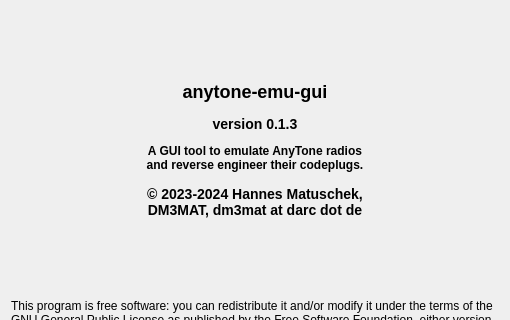
The window that src/aboutdialog.ui (dmr-tools/anytone-emu) describes before a commit, drawn with Qt 5; both pictures show x 0 to 510 and y 0 to 320 of the 510 by 550 pixel window.
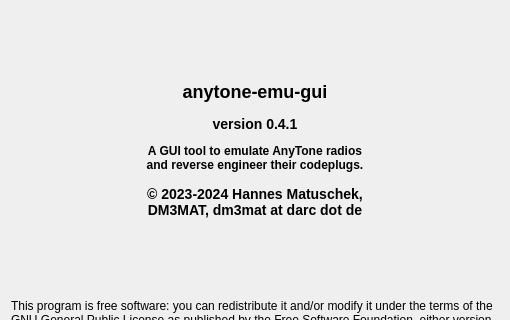
The same window after the commit. Icons and pictures are not drawn.

Commit message: Fixed size update of union pattern.

The edit to the form file:
```diff
--- a/src/aboutdialog.ui
+++ b/src/aboutdialog.ui
@@ -49,7 +49,7 @@
       </sizepolicy>
      </property>
      <property name="text">
-      <string>&lt;html&gt;&lt;head/&gt;&lt;body&gt;&lt;h2 style=&quot; margin-top:16px; margin-bottom:12px; margin-left:0px; margin-right:0px; -qt-block-indent:0; text-indent:0px;&quot;&gt;&lt;span style=&quot; font-size:x-large; font-weight:700;&quot;&gt;anytone-emu-gui&lt;/span&gt;&lt;/h2&gt;&lt;h3 style=&quot; margin-top:14px; margin-bottom:12px; margin-left:0px; margin-right:0px; -qt-block-indent:0; text-indent:0px;&quot;&gt;&lt;span style=&quot; font-size:large; font-weight:700;&quot;&gt;version 0.1.3&lt;/span&gt;&lt;/h3&gt;&lt;h4 style=&quot; margin-top:12px; margin-bottom:12px; margin-left:0px; margin-right:0px; -qt-block-indent:0; text-indent:0px;&quot;&gt;&lt;span style=&quot; font-size:medium; font-weight:700;&quot;&gt;A GUI tool to emulate AnyTone radios&lt;br/&gt;and reverse engineer their codeplugs.&lt;/span&gt;&lt;/h4&gt;&lt;h3 style=&quot; margin-top:14px; margin-bottom:12px; margin-left:0px; margin-right:0px; -qt-block-indent:0; text-indent:0px;&quot;&gt;&lt;span style=&quot; font-size:large; font-weight:700;&quot;&gt;© 2023-2024 Hannes Matuschek, &lt;br/&gt;DM3MAT, dm3mat at darc dot de&lt;/span&gt;&lt;/h3&gt;&lt;/body&gt;&lt;/html&gt;</string>
+      <string>&lt;html&gt;&lt;head/&gt;&lt;body&gt;&lt;h2 style=&quot; margin-top:16px; margin-bottom:12px; margin-left:0px; margin-right:0px; -qt-block-indent:0; text-indent:0px;&quot;&gt;&lt;span style=&quot; font-size:x-large; font-weight:700;&quot;&gt;anytone-emu-gui&lt;/span&gt;&lt;/h2&gt;&lt;h3 style=&quot; margin-top:14px; margin-bottom:12px; margin-left:0px; margin-right:0px; -qt-block-indent:0; text-indent:0px;&quot;&gt;&lt;span style=&quot; font-size:large; font-weight:700;&quot;&gt;version 0.4.1&lt;/span&gt;&lt;/h3&gt;&lt;h4 style=&quot; margin-top:12px; margin-bottom:12px; margin-left:0px; margin-right:0px; -qt-block-indent:0; text-indent:0px;&quot;&gt;&lt;span style=&quot; font-size:medium; font-weight:700;&quot;&gt;A GUI tool to emulate AnyTone radios&lt;br/&gt;and reverse engineer their codeplugs.&lt;/span&gt;&lt;/h4&gt;&lt;h3 style=&quot; margin-top:14px; margin-bottom:12px; margin-left:0px; margin-right:0px; -qt-block-indent:0; text-indent:0px;&quot;&gt;&lt;span style=&quot; font-size:large; font-weight:700;&quot;&gt;© 2023-2024 Hannes Matuschek, &lt;br/&gt;DM3MAT, dm3mat at darc dot de&lt;/span&gt;&lt;/h3&gt;&lt;/body&gt;&lt;/html&gt;</string>
      </property>
      <property name="alignment">
       <set>Qt::AlignCenter</set>
```
The commit also changes 2 other files.
